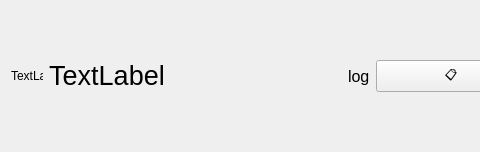
First picture: the form in lab_1/listitem.ui, repository re1zh/221-329_Ediseev_crypto, before the edit; both pictures show x 0 to 480 and y 0 to 152 of the 813 by 152 pixel window.
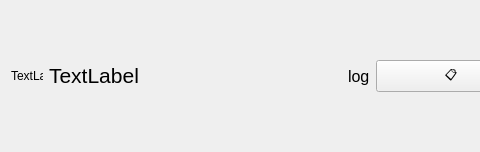
Second picture: the form after the edit.

```diff
--- a/lab_1/listitem.ui
+++ b/lab_1/listitem.ui
@@ -40,7 +40,7 @@
      </property>
      <property name="font">
       <font>
-       <pointsize>20</pointsize>
+       <pointsize>16</pointsize>
       </font>
      </property>
      <property name="text">
```
Left out of the diff: 2 changed lines with no effect on the pictures.
